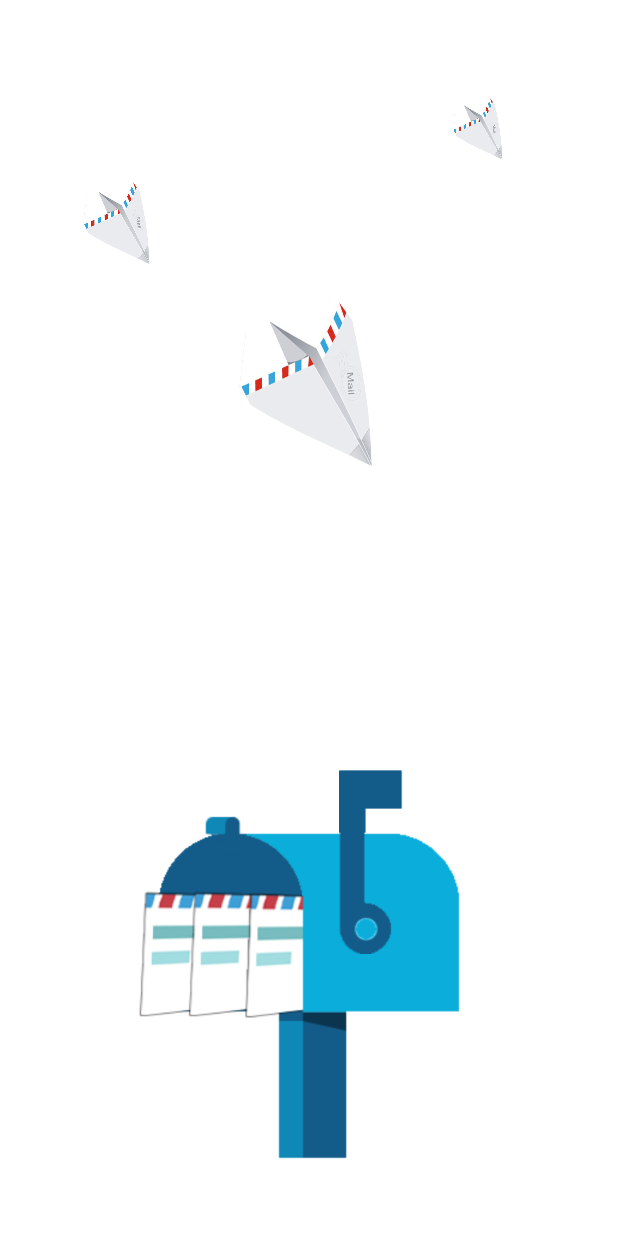
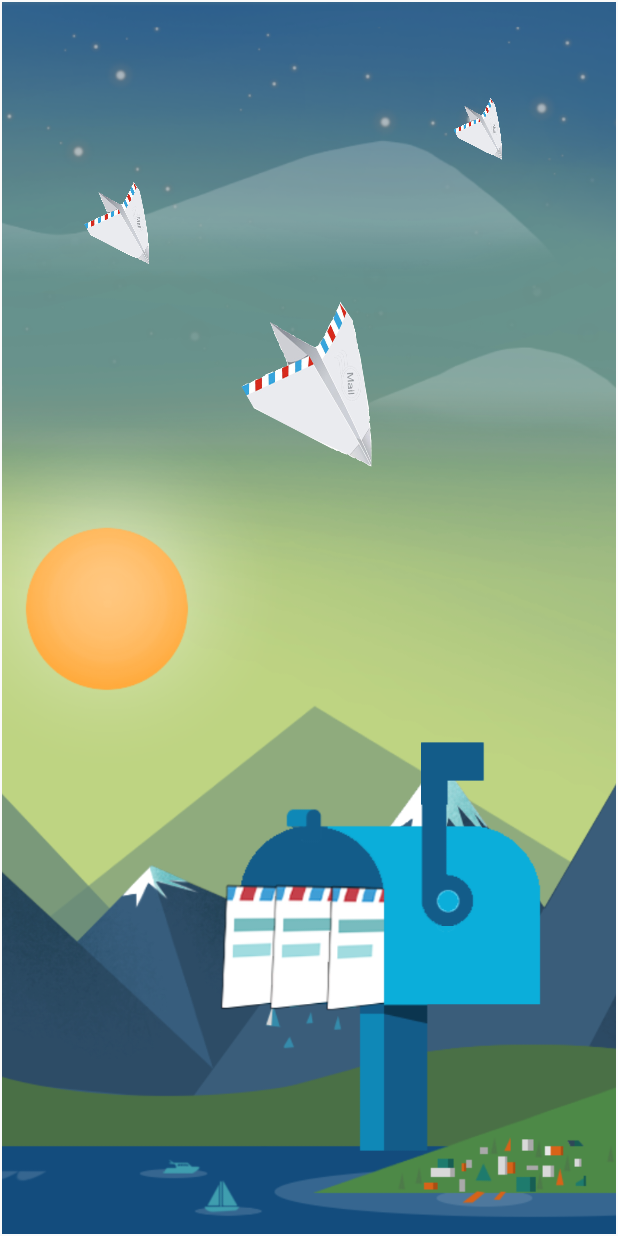
Before and after one commit to Ag47/Largo, an Android app: the layout content_main.xml on its own in the app's theme, with its tools: preview values and no code run, on a phone screen of 412 x 824 dp. Run offline under Robolectric (Android 15) with nearby library versions, the phone set to English and light mode, and no system bars.

Commit message:
Modofy Main Layout

```diff
--- a/app/src/main/AndroidManifest.xml
+++ b/app/src/main/AndroidManifest.xml
@@ -6,6 +6,7 @@
         android:allowBackup="true"
         android:icon="@drawable/send_mail"
         android:label="@string/app_name"
+        android:largeHeap="true"
         android:supportsRtl="true"
         android:theme="@style/AppTheme">
         <activity android:name=".activity.MainActivity">
--- a/app/src/main/java/shapio/largo/activity/MainActivity.java
+++ b/app/src/main/java/shapio/largo/activity/MainActivity.java
@@ -150,7 +150,7 @@ public class MainActivity extends AppCompatActivity {
         });
 
         Animation rotate3 = AnimationUtils.loadAnimation(getApplicationContext(), R.anim.rotate3);
-        rotate3.setDuration(1000);
+        rotate3.setDuration(1200);
         findViewById(R.id.mail3).startAnimation(rotate3);
         findViewById(R.id.mail3).setOnClickListener(new View.OnClickListener() {
             @Override
--- a/app/src/main/res/anim/rotate3.xml
+++ b/app/src/main/res/anim/rotate3.xml
@@ -3,12 +3,12 @@
     android:shareInterpolator="false">
 
     <rotate
-        android:fromDegrees="345"
+        android:fromDegrees="20"
         android:interpolator="@android:anim/linear_interpolator"
         android:pivotX="50%"
         android:pivotY="50%"
         android:repeatCount="infinite"
         android:repeatMode="reverse"
-        android:toDegrees="385" />
+        android:toDegrees="60" />
 
 </set>
--- a/app/src/main/res/layout/content_main.xml
+++ b/app/src/main/res/layout/content_main.xml
@@ -4,12 +4,17 @@
     xmlns:tools="http://schemas.android.com/tools"
     android:layout_width="match_parent"
     android:layout_height="match_parent"
-    android:background="#FFFFFF"
     android:paddingBottom="@dimen/activity_vertical_margin"
     android:paddingLeft="@dimen/activity_horizontal_margin"
     android:paddingRight="@dimen/activity_horizontal_margin"
     android:paddingTop="@dimen/activity_vertical_margin"
     tools:context=".activity.MainActivity">
+
+    <ImageView
+        android:layout_width="match_parent"
+        android:layout_height="match_parent"
+        android:scaleType="centerCrop"
+        android:src="@drawable/bg" />
 
     <android.support.v7.widget.RecyclerView
         android:id="@+id/recycler_receive_mail"
@@ -46,6 +51,13 @@
         android:rotation="59"
         android:src="@drawable/send_mail" />
 
+    <RelativeLayout
+        android:layout_width="wrap_content"
+        android:layout_height="wrap_content"
+        android:layout_marginRight="20dp"
+        android:layout_marginBottom="24dp"
+        android:layout_alignParentRight="true">
+
         <ImageView
             android:id="@+id/mail_box"
             android:layout_width="wrap_content"
@@ -60,12 +72,13 @@
             android:id="@+id/trigger"
             android:layout_width="wrap_content"
             android:layout_height="wrap_content"
-        android:layout_alignParentBottom="true"
-
-        android:layout_marginBottom="171dp"
-        android:layout_marginLeft="219dp"
             android:scaleX="0.8"
             android:scaleY="0.8"
-        android:src="@drawable/trigger" />
+            android:src="@drawable/trigger"
+            android:layout_alignBottom="@+id/mail_box"
+            android:layout_alignEnd="@+id/mail_box"
+            android:layout_marginEnd="62dp"
+            android:layout_marginBottom="166dp" />
+    </RelativeLayout>
 
 </RelativeLayout>
--- a/app/src/main/res/values/colors.xml
+++ b/app/src/main/res/values/colors.xml
@@ -1,7 +1,7 @@
 <?xml version="1.0" encoding="utf-8"?>
 <resources>
-    <color name="colorPrimary">#3F51B5</color>
-    <color name="colorPrimaryDark">#303F9F</color>
+    <color name="colorPrimary">#2A709C</color>
+    <color name="colorPrimaryDark">#385B74</color>
     <color name="colorAccent">#FF4081</color>
     <color name="color_tab_1">#7B1FA2</color>
     <color name="color_tab_2">#FF5252</color>
```
Also changed, not shown: app/src/main/java/shapio/largo/activity/PeekActivity.java (+24 -2 lines), app/src/main/res/drawable/bg.png (added), app/src/main/res/drawable/send_mail.png (added), app/src/main/res/drawable/send_mail_backup.jpg (renamed from app/src/main/res/drawable/send_mail.jpg), app/src/main/res/drawable/sender_mail_box.png, 1 other file. Lines whose indentation alone changed are shown as unchanged.
